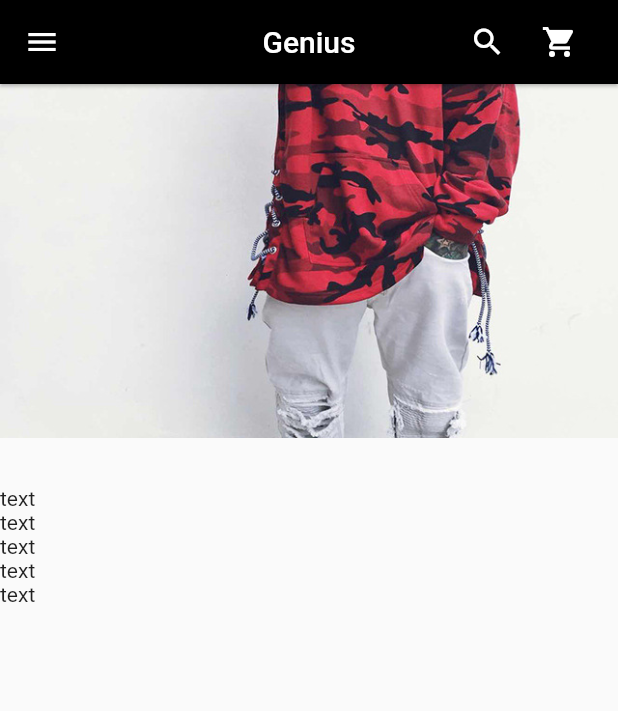
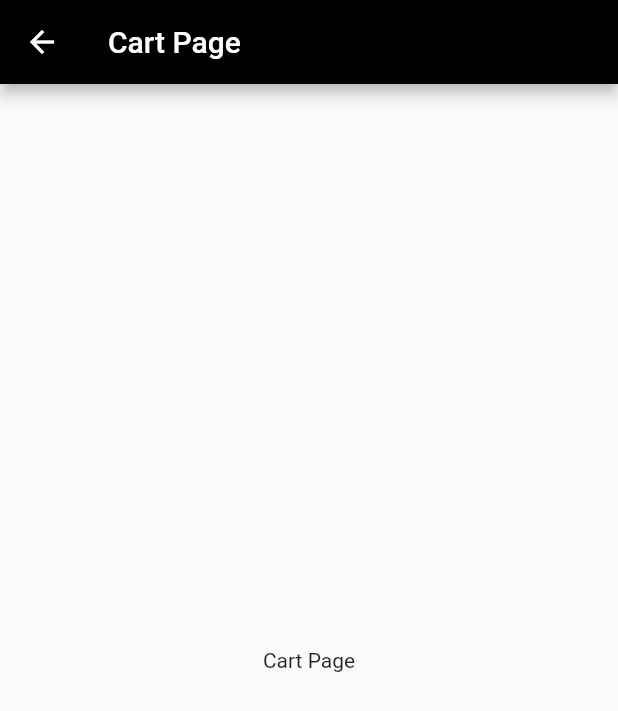
Before and after one commit to George47/Genius, a Flutter app: the GenStore screen opened directly, scrolled down 514 dp, after a tap on the "shopping cart" icon, on a phone screen of 412 x 824 dp. Shown: the top 711 px of the screen. Run offline on Flutter 3.47's test engine with Material 2 defaults, Android fonts, the phone set to English and light mode, and no system bars; our stand-ins replace firebase_auth; accounts and stored records are empty.

```diff
--- a/lib/gen_store.dart
+++ b/lib/gen_store.dart
@@ -3,6 +3,8 @@ import 'package:Genius/login/login.dart';
 import 'package:flutter/material.dart';
 import 'package:Genius/gen_drawer.dart';
 import 'package:firebase_auth/firebase_auth.dart';
+import 'package:Genius/pages/cart_page.dart';
+import 'package:Genius/pages/test_page.dart';
 
 class GenStore extends StatefulWidget {
   @override
@@ -50,7 +52,9 @@ class _GenHomeState extends State<GenStore> {
         child: new IconButton(
           icon: new Icon(Icons.shopping_cart),
           onPressed: () {
-              print("CART PAGEs");
+            Navigator.of(context).push(
+              new MaterialPageRoute(builder: (BuildContext context) => new CartPage('Cart Page'))
+            );
           },
         ),
       ),
@@ -61,7 +65,7 @@ class _GenHomeState extends State<GenStore> {
   checkLogin() async {
     final FirebaseAuth _auth = FirebaseAuth.instance;
     final FirebaseUser user = await _auth.currentUser();
-    // print(user ?? false);
+    print(user ?? false);
     return user ?? false;
   }
 
--- /dev/null
+++ b/lib/pages/cart_page.dart
@@ -0,0 +1,17 @@
+import 'package:flutter/material.dart';
+
+class CartPage extends StatelessWidget {
+  final String pageText;
+
+  CartPage(this.pageText);
+
+  @override
+  Widget build(BuildContext context) {
+    return new Scaffold(
+      appBar: new AppBar(title: new Text(pageText), backgroundColor: Colors.black,),
+      body: new Center(
+        child: new Text(pageText),
+      )
+    );
+  }
+}
```
Also changed, not shown: lib/common/gen_table.dart (added, +78 -0 lines), lib/models/items.dart (added, +13 -0 lines), 1 other file.
